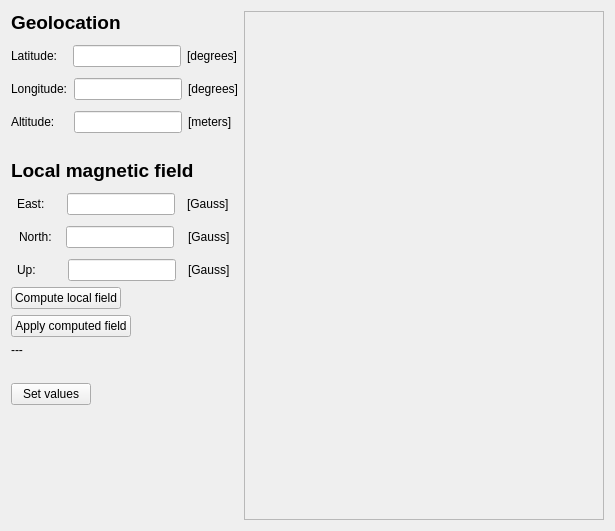
The window that scripts/qt_gui/tab_geolocation/geolocation_tab.ui (adrianomcr/sim4cd) describes before a commit, drawn with Qt 5.
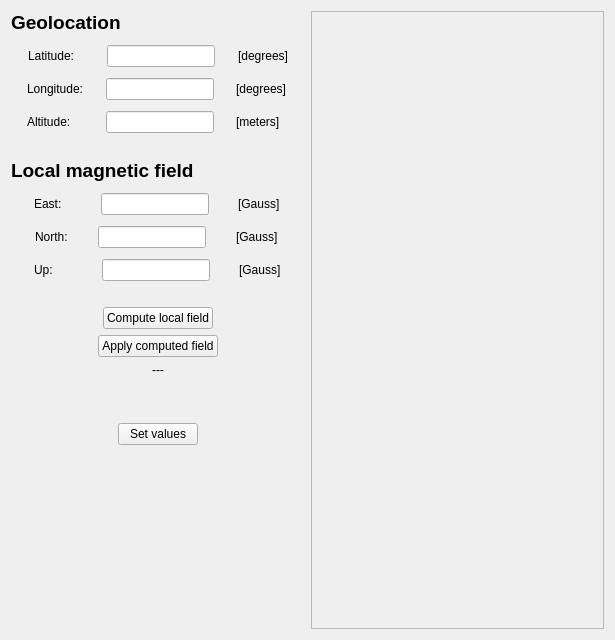
The same window after the commit.

Commit message: finishing geolocation gui and small updates

```diff
--- a/scripts/qt_gui/tab_geolocation/geolocation_tab.ui
+++ b/scripts/qt_gui/tab_geolocation/geolocation_tab.ui
@@ -7,7 +7,7 @@
     <x>0</x>
     <y>0</y>
     <width>615</width>
-    <height>531</height>
+    <height>640</height>
    </rect>
   </property>
   <property name="windowTitle">
@@ -330,6 +330,22 @@
       </layout>
      </item>
      <item>
+      <spacer name="verticalSpacer_5">
+       <property name="orientation">
+        <enum>Qt::Vertical</enum>
+       </property>
+       <property name="sizeType">
+        <enum>QSizePolicy::Fixed</enum>
+       </property>
+       <property name="sizeHint" stdset="0">
+        <size>
+         <width>20</width>
+         <height>20</height>
+        </size>
+       </property>
+      </spacer>
+     </item>
+     <item alignment="Qt::AlignHCenter">
       <widget class="QPushButton" name="pushButton_compute_field">
        <property name="sizePolicy">
         <sizepolicy hsizetype="Fixed" vsizetype="Fixed">
@@ -342,7 +358,7 @@
        </property>
       </widget>
      </item>
-     <item>
+     <item alignment="Qt::AlignHCenter">
       <widget class="QPushButton" name="pushButton_apply_field">
        <property name="sizePolicy">
         <sizepolicy hsizetype="Fixed" vsizetype="Fixed">
@@ -355,7 +371,7 @@
        </property>
       </widget>
      </item>
-     <item>
+     <item alignment="Qt::AlignHCenter">
       <widget class="QLabel" name="label_computed_field">
        <property name="sizePolicy">
         <sizepolicy hsizetype="Fixed" vsizetype="Preferred">
@@ -382,12 +398,12 @@
        <property name="sizeHint" stdset="0">
         <size>
          <width>20</width>
-         <height>20</height>
+         <height>40</height>
         </size>
        </property>
       </spacer>
      </item>
-     <item>
+     <item alignment="Qt::AlignHCenter">
       <widget class="QPushButton" name="pushButton_set_values">
        <property name="sizePolicy">
         <sizepolicy hsizetype="Fixed" vsizetype="Fixed">
```
The commit also changes 10 other files.
